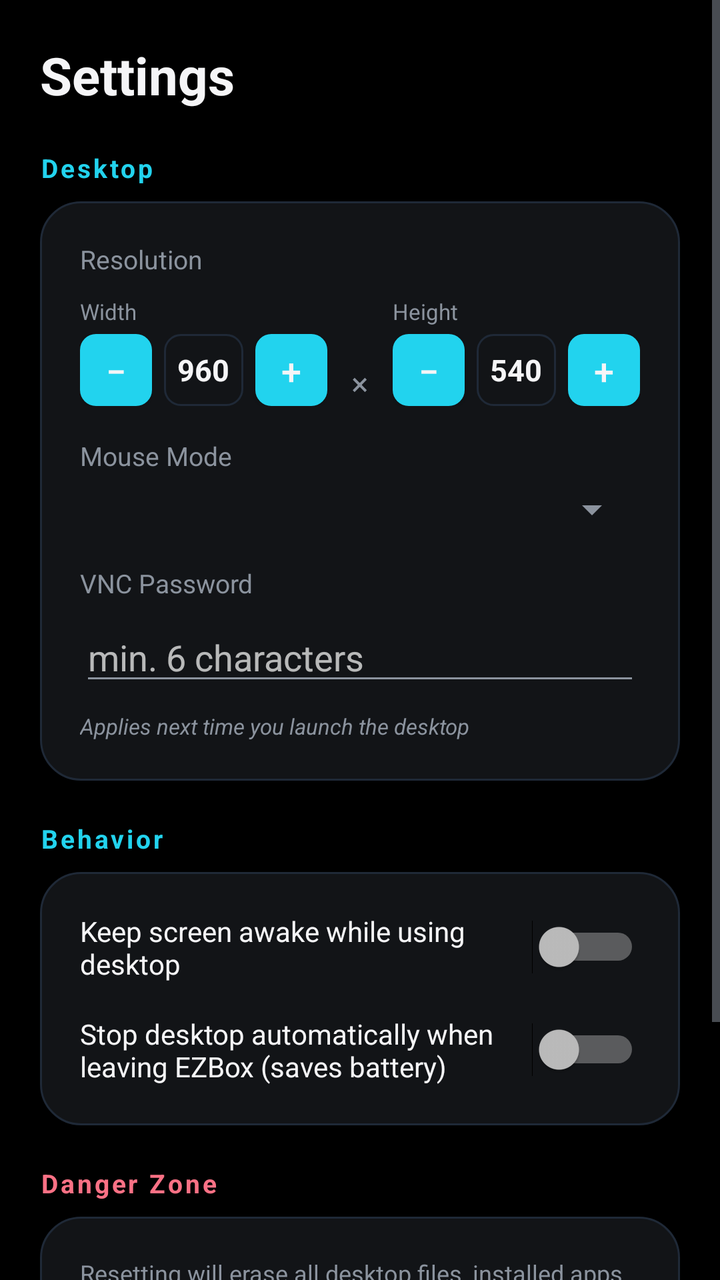
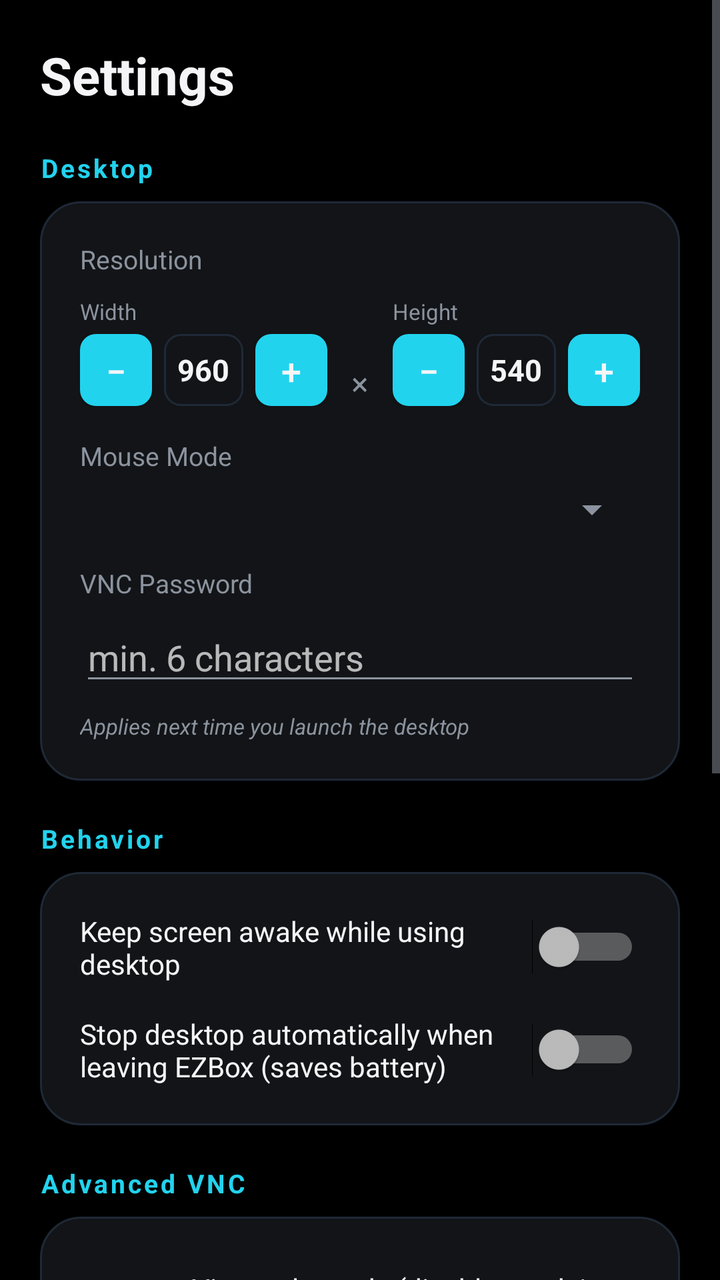

Screens rendered from an Android XML layout before and after an edit, with the pre-edit source and the edit as a unified diff.
<!-- AndroidManifest.xml: application theme Theme.EZBox -->
<!-- res/layout/fragment_settings.xml -->
<?xml version="1.0" encoding="utf-8"?>
<ScrollView xmlns:android="http://schemas.android.com/apk/res/android"
    android:layout_width="match_parent"
    android:layout_height="match_parent"
    android:background="@color/ezos_bg_black">

    <LinearLayout
        android:layout_width="match_parent"
        android:layout_height="wrap_content"
        android:orientation="vertical"
        android:padding="20dp">

        <TextView
            android:layout_width="wrap_content"
            android:layout_height="wrap_content"
            android:text="Settings"
            android:textColor="@color/ezos_text_primary"
            android:textSize="26sp"
            android:textStyle="bold"
            android:layout_marginBottom="20dp" />

        
        <TextView
            android:layout_width="wrap_content"
            android:layout_height="wrap_content"
            android:text="Desktop"
            android:textColor="@color/ezos_accent"
            android:textSize="13sp"
            android:textStyle="bold"
            android:letterSpacing="0.1"
            android:layout_marginBottom="8dp" />

        <LinearLayout
            android:layout_width="match_parent"
            android:layout_height="wrap_content"
            android:orientation="vertical"
            android:background="@drawable/card_glow_bg"
            android:padding="20dp"
            android:layout_marginBottom="20dp">

            <TextView
                android:layout_width="wrap_content"
                android:layout_height="wrap_content"
                android:text="Resolution"
                android:textColor="@color/ezos_text_secondary"
                android:textSize="13sp"
                android:layout_marginBottom="10dp" />

            <LinearLayout
                android:layout_width="match_parent"
                android:layout_height="wrap_content"
                android:orientation="horizontal"
                android:gravity="center_vertical"
                android:layout_marginBottom="16dp">

                
                <LinearLayout
                    android:layout_width="0dp"
                    android:layout_height="wrap_content"
                    android:layout_weight="1"
                    android:orientation="vertical">

                    <TextView
                        android:layout_width="wrap_content"
                        android:layout_height="wrap_content"
                        android:text="Width"
                        android:textColor="@color/ezos_text_secondary"
                        android:textSize="11sp"
                        android:layout_marginBottom="4dp" />

                    <LinearLayout
                        android:layout_width="match_parent"
                        android:layout_height="wrap_content"
                        android:orientation="horizontal"
                        android:gravity="center_vertical">

                        <Button
                            android:id="@+id/btnWidthMinus"
                            android:layout_width="36dp"
                            android:layout_height="36dp"
                            android:minWidth="0dp"
                            android:minHeight="0dp"
                            android:padding="0dp"
                            android:text="−"
                            android:textColor="@color/ezos_text_primary"
                            android:textSize="18sp"
                            android:background="@drawable/stepper_btn_bg" />

                        <TextView
                            android:id="@+id/tvWidthValue"
                            android:layout_width="0dp"
                            android:layout_height="36dp"
                            android:layout_weight="1"
                            android:layout_marginStart="6dp"
                            android:layout_marginEnd="6dp"
                            android:gravity="center"
                            android:text="960"
                            android:textColor="@color/ezos_text_primary"
                            android:textSize="15sp"
                            android:textStyle="bold"
                            android:background="@drawable/stepper_value_bg" />

                        <Button
                            android:id="@+id/btnWidthPlus"
                            android:layout_width="36dp"
                            android:layout_height="36dp"
                            android:minWidth="0dp"
                            android:minHeight="0dp"
                            android:padding="0dp"
                            android:text="+"
                            android:textColor="@color/ezos_text_primary"
                            android:textSize="18sp"
                            android:background="@drawable/stepper_btn_bg" />

                    </LinearLayout>
                </LinearLayout>

                <TextView
                    android:layout_width="wrap_content"
                    android:layout_height="wrap_content"
                    android:text="×"
                    android:textColor="@color/ezos_text_secondary"
                    android:textSize="16sp"
                    android:layout_marginStart="12dp"
                    android:layout_marginEnd="12dp"
                    android:layout_marginTop="16dp" />

                
                <LinearLayout
                    android:layout_width="0dp"
                    android:layout_height="wrap_content"
                    android:layout_weight="1"
                    android:orientation="vertical">

                    <TextView
                        android:layout_width="wrap_content"
                        android:layout_height="wrap_content"
                        android:text="Height"
                        android:textColor="@color/ezos_text_secondary"
                        android:textSize="11sp"
                        android:layout_marginBottom="4dp" />

                    <LinearLayout
                        android:layout_width="match_parent"
                        android:layout_height="wrap_content"
                        android:orientation="horizontal"
                        android:gravity="center_vertical">

                        <Button
                            android:id="@+id/btnHeightMinus"
                            android:layout_width="36dp"
                            android:layout_height="36dp"
                            android:minWidth="0dp"
                            android:minHeight="0dp"
                            android:padding="0dp"
                            android:text="−"
                            android:textColor="@color/ezos_text_primary"
                            android:textSize="18sp"
                            android:background="@drawable/stepper_btn_bg" />

                        <TextView
                            android:id="@+id/tvHeightValue"
                            android:layout_width="0dp"
                            android:layout_height="36dp"
                            android:layout_weight="1"
                            android:layout_marginStart="6dp"
                            android:layout_marginEnd="6dp"
                            android:gravity="center"
                            android:text="540"
                            android:textColor="@color/ezos_text_primary"
                            android:textSize="15sp"
                            android:textStyle="bold"
                            android:background="@drawable/stepper_value_bg" />

                        <Button
                            android:id="@+id/btnHeightPlus"
                            android:layout_width="36dp"
                            android:layout_height="36dp"
                            android:minWidth="0dp"
                            android:minHeight="0dp"
                            android:padding="0dp"
                            android:text="+"
                            android:textColor="@color/ezos_text_primary"
                            android:textSize="18sp"
                            android:background="@drawable/stepper_btn_bg" />

                    </LinearLayout>
                </LinearLayout>

            </LinearLayout>

            <TextView
                android:layout_width="wrap_content"
                android:layout_height="wrap_content"
                android:text="Mouse Mode"
                android:textColor="@color/ezos_text_secondary"
                android:textSize="13sp"
                android:layout_marginBottom="6dp" />

            <Spinner
                android:id="@+id/spinnerMouseMode"
                android:layout_width="match_parent"
                android:layout_height="wrap_content"
                android:layout_marginBottom="16dp" />

            <TextView
                android:layout_width="wrap_content"
                android:layout_height="wrap_content"
                android:text="VNC Password"
                android:textColor="@color/ezos_text_secondary"
                android:textSize="13sp"
                android:layout_marginBottom="6dp" />

            <EditText
                android:id="@+id/inputVncPassword"
                android:layout_width="match_parent"
                android:layout_height="wrap_content"
                android:hint="min. 6 characters"
                android:inputType="textPassword"
                android:textColor="@color/ezos_text_primary"
                android:layout_marginBottom="8dp" />

            <TextView
                android:layout_width="wrap_content"
                android:layout_height="wrap_content"
                android:text="Applies next time you launch the desktop"
                android:textColor="@color/ezos_text_secondary"
                android:textSize="11sp"
                android:textStyle="italic" />

        </LinearLayout>

        
        <TextView
            android:layout_width="wrap_content"
            android:layout_height="wrap_content"
            android:text="Behavior"
            android:textColor="@color/ezos_accent"
            android:textSize="13sp"
            android:textStyle="bold"
            android:letterSpacing="0.1"
            android:layout_marginBottom="8dp" />

        <LinearLayout
            android:layout_width="match_parent"
            android:layout_height="wrap_content"
            android:orientation="vertical"
            android:background="@drawable/card_glow_bg"
            android:padding="20dp"
            android:layout_marginBottom="20dp">

            <LinearLayout
                android:layout_width="match_parent"
                android:layout_height="wrap_content"
                android:orientation="horizontal"
                android:gravity="center_vertical"
                android:layout_marginBottom="16dp">

                <TextView
                    android:layout_width="0dp"
                    android:layout_height="wrap_content"
                    android:layout_weight="1"
                    android:text="Keep screen awake while using desktop"
                    android:textColor="@color/ezos_text_primary"
                    android:textSize="14sp" />

                <Switch
                    android:id="@+id/switchKeepAwake"
                    android:layout_width="wrap_content"
                    android:layout_height="wrap_content" />

            </LinearLayout>

            <LinearLayout
                android:layout_width="match_parent"
                android:layout_height="wrap_content"
                android:orientation="horizontal"
                android:gravity="center_vertical">

                <TextView
                    android:layout_width="0dp"
                    android:layout_height="wrap_content"
                    android:layout_weight="1"
                    android:text="Stop desktop automatically when leaving EZBox (saves battery)"
                    android:textColor="@color/ezos_text_primary"
                    android:textSize="14sp" />

                <Switch
                    android:id="@+id/switchAutoStop"
                    android:layout_width="wrap_content"
                    android:layout_height="wrap_content" />

            </LinearLayout>

        </LinearLayout>

        
        <TextView
            android:layout_width="wrap_content"
            android:layout_height="wrap_content"
            android:text="Danger Zone"
            android:textColor="@color/ezos_icon_rose"
            android:textSize="13sp"
            android:textStyle="bold"
            android:letterSpacing="0.1"
            android:layout_marginBottom="8dp" />

        <LinearLayout
            android:layout_width="match_parent"
            android:layout_height="wrap_content"
            android:orientation="vertical"
            android:background="@drawable/card_glow_bg"
            android:padding="20dp"
            android:layout_marginBottom="20dp">

            <TextView
                android:layout_width="wrap_content"
                android:layout_height="wrap_content"
                android:text="Resetting will erase all desktop files, installed apps, and settings inside EZOS. This cannot be undone."
                android:textColor="@color/ezos_text_secondary"
                android:textSize="12sp"
                android:layout_marginBottom="12dp" />

            <Button
                android:id="@+id/btnResetDesktop"
                android:layout_width="match_parent"
                android:layout_height="48dp"
                android:text="Reset Desktop"
                android:textColor="@color/ezos_icon_rose"
                android:background="@drawable/btn_danger_ripple" />

        </LinearLayout>

        <TextView
            android:layout_width="wrap_content"
            android:layout_height="wrap_content"
            android:text="EZBox • Android desktop environment powered by Termux"
            android:textColor="@color/ezos_text_secondary"
            android:textSize="11sp"
            android:gravity="center"
            android:layout_gravity="center_horizontal"
            android:layout_marginTop="8dp" />

    </LinearLayout>
</ScrollView>
<!-- resources referenced by this layout -->
<resources>
  <color name="ezos_accent">#22D3EE</color>
  <color name="ezos_bg_black">#000000</color>
  <color name="ezos_icon_rose">#FB7185</color>
  <color name="ezos_text_primary">#F5F5F7</color>
  <color name="ezos_text_secondary">#8B939E</color>
  <!-- drawable btn_danger_ripple (drawable) -->
  <?xml version="1.0" encoding="utf-8"?>
  <ripple xmlns:android="http://schemas.android.com/apk/res/android"
      android:color="#33FB7185">
      <item android:drawable="@drawable/btn_danger_bg" />
  </ripple>
  <!-- drawable card_glow_bg (drawable) -->
  <?xml version="1.0" encoding="utf-8"?>
  <shape xmlns:android="http://schemas.android.com/apk/res/android">
      <solid android:color="@color/ezos_card_bg" />
      <corners android:radius="20dp" />
      <stroke android:width="1dp" android:color="@color/ezos_card_border" />
  </shape>
  <!-- drawable stepper_btn_bg (drawable) -->
  <?xml version="1.0" encoding="utf-8"?>
  <shape xmlns:android="http://schemas.android.com/apk/res/android">
      <solid android:color="@color/ezos_card_border" />
      <corners android:radius="8dp" />
  </shape>
  <!-- drawable stepper_value_bg (drawable) -->
  <?xml version="1.0" encoding="utf-8"?>
  <shape xmlns:android="http://schemas.android.com/apk/res/android">
      <solid android:color="#00000000" />
      <corners android:radius="8dp" />
      <stroke android:width="1dp" android:color="@color/ezos_card_border" />
  </shape>
  <style name="Theme.EZBox" parent="Theme.MaterialComponents.NoActionBar">
          <item name="android:windowBackground">@color/ezos_bg_black</item>
          <item name="colorPrimary">@color/ezos_accent</item>
          <item name="colorAccent">@color/ezos_accent</item>
          <item name="android:textColorPrimary">@color/ezos_text_primary</item>
          <item name="android:textColorSecondary">@color/ezos_text_secondary</item>
          <item name="bottomNavigationStyle">@style/EZBox.BottomNav</item>
      </style>
  <!-- drawable btn_danger_bg (drawable) -->
  <?xml version="1.0" encoding="utf-8"?>
  <shape xmlns:android="http://schemas.android.com/apk/res/android">
      <solid android:color="#1AFB7185" />
      <corners android:radius="14dp" />
  </shape>
  <color name="ezos_card_bg">#121417</color>
  <color name="ezos_card_border">#1F2937</color>
  <style name="EZBox.BottomNav" parent="Widget.MaterialComponents.BottomNavigationView">
          <item name="itemIconTint">@color/nav_icon_tint</item>
          <item name="itemTextColor">@color/nav_icon_tint</item>
          <item name="itemRippleColor">@color/ezos_accent</item>
      </style>
</resources>

<!-- the commit's change to res/layout/fragment_settings.xml (unified diff, before → after) -->
@@ -298,6 +298,95 @@
         <TextView
             android:layout_width="wrap_content"
             android:layout_height="wrap_content"
+            android:text="Advanced VNC"
+            android:textColor="@color/ezos_accent"
+            android:textSize="13sp"
+            android:textStyle="bold"
+            android:letterSpacing="0.1"
+            android:layout_marginBottom="8dp" />
+
+        <LinearLayout
+            android:layout_width="match_parent"
+            android:layout_height="wrap_content"
+            android:orientation="vertical"
+            android:background="@drawable/card_glow_bg"
+            android:padding="20dp"
+            android:layout_marginBottom="20dp">
+
+            <LinearLayout
+                android:layout_width="match_parent"
+                android:layout_height="wrap_content"
+                android:orientation="horizontal"
+                android:gravity="center_vertical"
+                android:layout_marginBottom="14dp">
+
+                <CheckBox
+                    android:id="@+id/checkViewOnly"
+                    android:layout_width="wrap_content"
+                    android:layout_height="wrap_content" />
+
+                <TextView
+                    android:layout_width="0dp"
+                    android:layout_height="wrap_content"
+                    android:layout_weight="1"
+                    android:layout_marginStart="8dp"
+                    android:text="View-only mode (disable touch/keyboard input)"
+                    android:textColor="@color/ezos_text_primary"
+                    android:textSize="14sp" />
+
+            </LinearLayout>
+
+            <LinearLayout
+                android:layout_width="match_parent"
+                android:layout_height="wrap_content"
+                android:orientation="horizontal"
+                android:gravity="center_vertical"
+                android:layout_marginBottom="14dp">
+
+                <CheckBox
+                    android:id="@+id/checkDisableClipboard"
+                    android:layout_width="wrap_content"
+                    android:layout_height="wrap_content" />
+
+                <TextView
+                    android:layout_width="0dp"
+                    android:layout_height="wrap_content"
+                    android:layout_weight="1"
+                    android:layout_marginStart="8dp"
+                    android:text="Disable clipboard sync"
+                    android:textColor="@color/ezos_text_primary"
+                    android:textSize="14sp" />
+
+            </LinearLayout>
+
+            <LinearLayout
+                android:layout_width="match_parent"
+                android:layout_height="wrap_content"
+                android:orientation="horizontal"
+                android:gravity="center_vertical">
+
+                <CheckBox
+                    android:id="@+id/checkLowBandwidth"
+                    android:layout_width="wrap_content"
+                    android:layout_height="wrap_content" />
+
+                <TextView
+                    android:layout_width="0dp"
+                    android:layout_height="wrap_content"
+                    android:layout_weight="1"
+                    android:layout_marginStart="8dp"
+                    android:text="Low bandwidth mode (reduce render quality)"
+                    android:textColor="@color/ezos_text_primary"
+                    android:textSize="14sp" />
+
+            </LinearLayout>
+
+        </LinearLayout>
+
+        
+        <TextView
+            android:layout_width="wrap_content"
+            android:layout_height="wrap_content"
             android:text="Danger Zone"
             android:textColor="@color/ezos_icon_rose"
             android:textSize="13sp"
